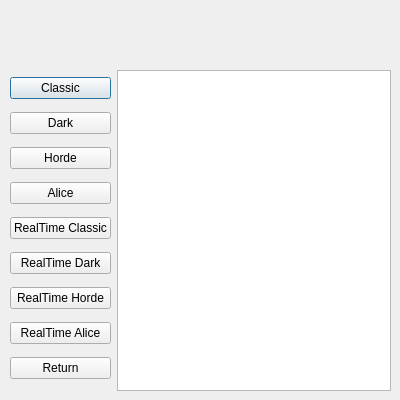
The window that Qt_UI/MainMenu/gameChoice.ui (Phucyro/PawnHub) describes before a commit, drawn with Qt 5.
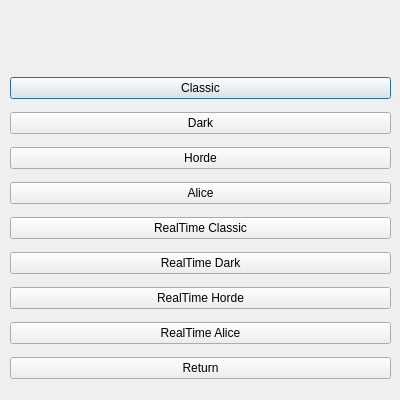
The same window after the commit. Icons and pictures are not drawn.

```diff
--- a/Qt_UI/MainMenu/gameChoice.ui
+++ b/Qt_UI/MainMenu/gameChoice.ui
@@ -121,13 +121,6 @@
       </item>
      </layout>
     </item>
-    <item>
-     <widget class="QPlainTextEdit" name="plainTextEdit">
-      <property name="readOnly">
-       <bool>true</bool>
-      </property>
-     </widget>
-    </item>
    </layout>
   </widget>
  </widget>
```
